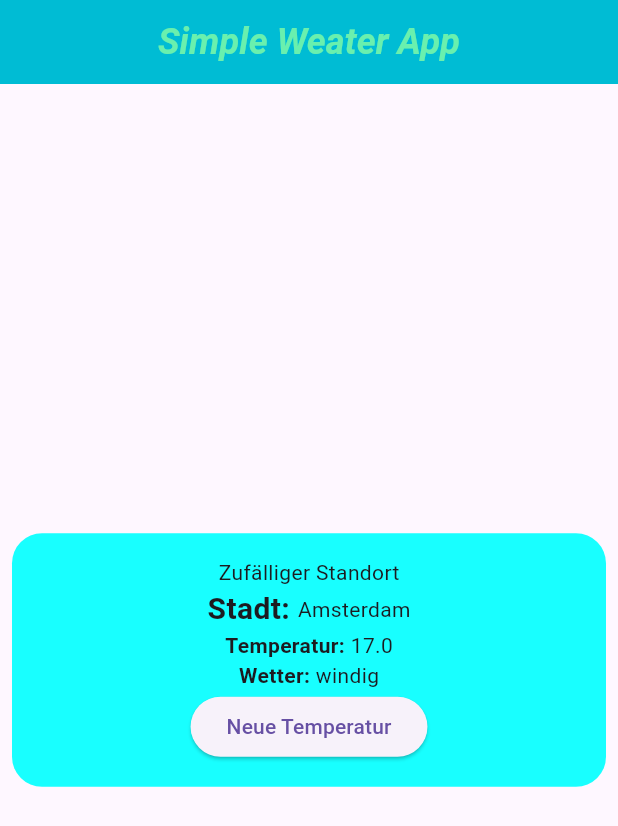
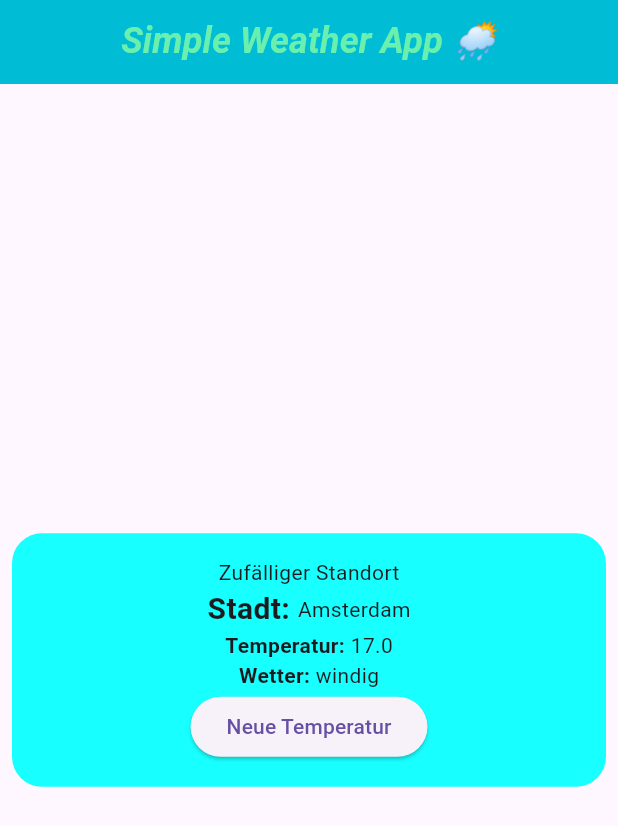
Before and after one commit to arthur892/ts_4_1_1_4_3_2_simple_weather_app, a Flutter app: the screen it shows after launch, on a phone screen of 412 x 824 dp. Shown: the top 826 px of the screen. Run offline on Flutter 3.47's test engine with Material 3 defaults, Android fonts, the phone set to English and light mode, and no system bars.

```diff
--- a/lib/main.dart
+++ b/lib/main.dart
@@ -66,7 +66,7 @@ class MainApp extends StatelessWidget {
       home: Scaffold(
           appBar: AppBar(
             title: const Text(
-              'Simple Weater App',
+              'Simple Weather App 🌦️',
               style: TextStyle(
                   color: Colors.greenAccent,
                   fontSize: 24,
```
Also changed, not shown: 2 other files.
